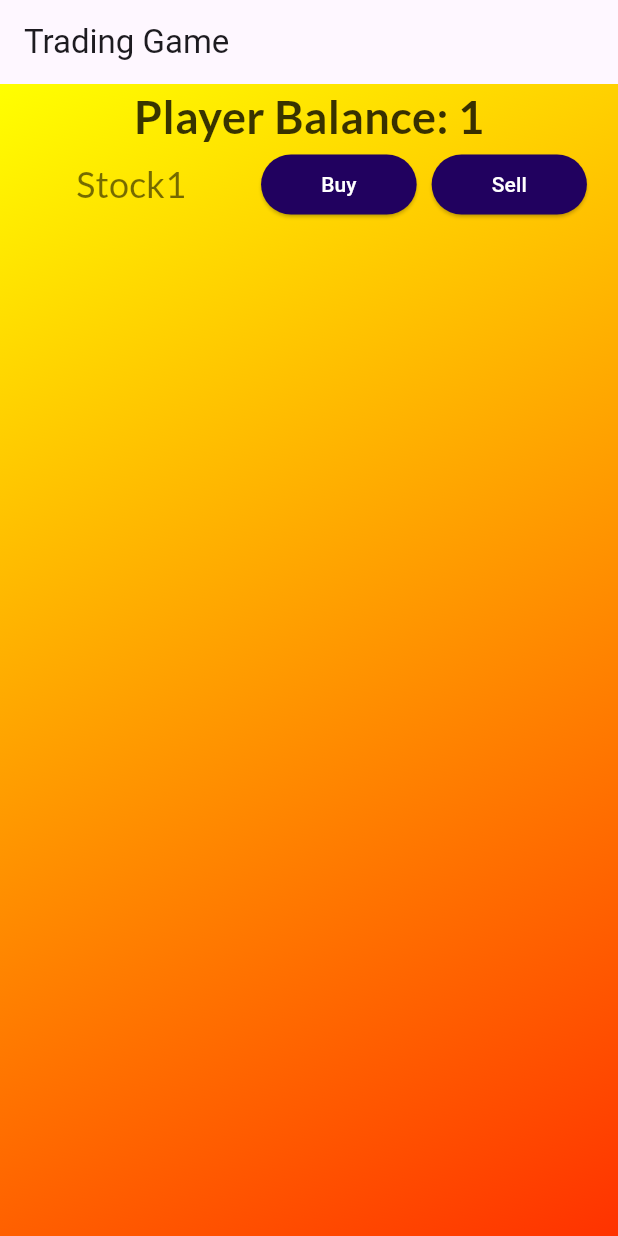
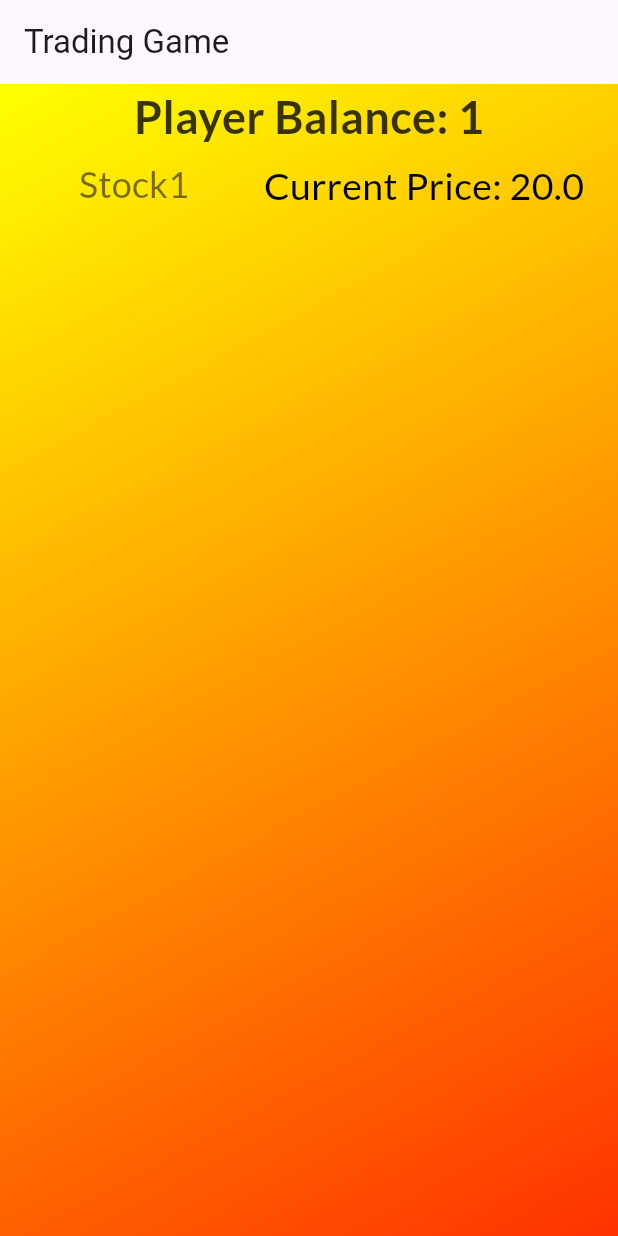
Before and after one commit to MinhHnMiro/StockTradingGame-Alpha-, a Flutter app: the screen it shows after launch, on a phone screen of 412 x 824 dp. Run offline on Flutter 3.47's test engine with Material 3 defaults, Android fonts, the phone set to English and light mode, and no system bars; our stand-ins replace google_fonts.

Commit message:
Added the StockScreen and the button there

```diff
--- a/lib/dataModels/create_stocks.dart
+++ b/lib/dataModels/create_stocks.dart
@@ -5,6 +5,6 @@ var stockList = [
     name: 'Stock1',
     quantity: 10,
     price: 20,
-    path: [1, 2, 3, 4, 5, 6, 7, 6, 5, 4, 2, 3],
+    path: [21, 22, 13, 14, 15, 16, 17, 20, 15, 14, 12, 13],
   ),
 ];
--- a/lib/main_screen.dart
+++ b/lib/main_screen.dart
@@ -3,27 +3,16 @@ import 'dataModels/create_stocks.dart';
 import 'WidgetModels/button.dart';
 import 'package:google_fonts/google_fonts.dart';
 
-class TradingGame extends StatefulWidget {
+class TradingGame extends StatelessWidget {
   const TradingGame(this.startTrading, {super.key});
 
   final void Function() startTrading;
 
   @override
-  // ignore: library_private_types_in_public_api
-  _TradingGameState createState() => _TradingGameState();
-}
-
-class _TradingGameState extends State<TradingGame> {
-  @override
-  void initState() {
-    super.initState();
-    // Initialize game with initial player and market data
-  }
-
-  @override
   Widget build(BuildContext context) {
     const currentStock = 0;
     final stockName = stockList[currentStock].name;
+    var stockValue = stockList[currentStock].price;
 
     return Column(
       children: [
@@ -41,16 +30,19 @@ class _TradingGameState extends State<TradingGame> {
           children: [
             StockButton(
               text: stockName,
-              onTap: () {},
+              onTap: startTrading,
             ),
             const SizedBox(
               width: 20,
             ),
-            SBButton(text: 'Buy', onTap: () {}),
-            const SizedBox(
-              width: 10,
-            ),
-            SBButton(text: 'Sell', onTap: () {}),
+            Text(
+              'Current Price: $stockValue',
+              style: GoogleFonts.lato(
+                color: const Color.fromARGB(255, 0, 0, 0),
+                fontSize: 25,
+                fontWeight: FontWeight.w400,
+              ),
+            )
           ],
           // Buy/Sell buttons
         )
--- a/lib/trading.dart
+++ b/lib/trading.dart
@@ -1,4 +1,5 @@
 import 'package:flutter/material.dart';
+import 'package:trading/stock_screen.dart';
 import 'main_screen.dart';
 
 class Trading extends StatefulWidget {
@@ -15,13 +16,28 @@ class _TradingGameState extends State<Trading> {
 
   void _goInStock() {
     setState(() {
-      _activeScreen = 'questions-screen';
+      _activeScreen = 'stock-info-screen';
     });
+
+    void exitStock() {
+      setState(() {
+        _activeScreen = 'start-screen';
+      });
+    }
   }
 
   @override
   Widget build(BuildContext context) {
-    Widget screenWidget = TradingGame(_goInStock);
+    Widget screenWidget = TradingGame(
+      _goInStock,
+    );
+
+    if (_activeScreen == 'stock-info-screen') {
+      screenWidget = StockScreen(
+        init: 1,
+      );
+    }
+
     return MaterialApp(
         home: Scaffold(
       appBar: AppBar(
@@ -29,18 +45,13 @@ class _TradingGameState extends State<Trading> {
       ),
       body: Container(
         decoration: const BoxDecoration(
-              gradient: LinearGradient(
-              colors: [
+          gradient: LinearGradient(colors: [
             Color.fromARGB(255, 255, 255, 0),
             Color.fromARGB(255, 255, 50, 0),
-              ],
-              begin: Alignment.topLeft,
-              end: Alignment.bottomRight
-            ),
+          ], begin: Alignment.topLeft, end: Alignment.bottomRight),
         ),
         child: screenWidget,
       ),
-      )
-    );
+    ));
   }
 }
```
Also changed, not shown: lib/stock_screen.dart (+53 -8 lines). Lines whose indentation alone changed are shown as unchanged.
